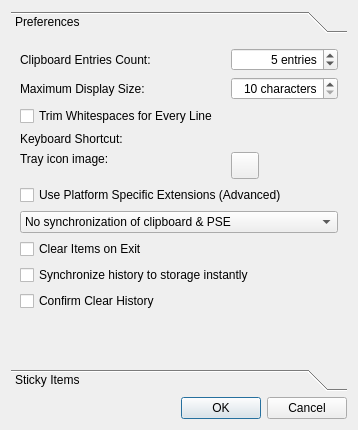
First picture: the form in src/preferencesdialog.ui, repository lxqt/lxqt-clip, before the edit.
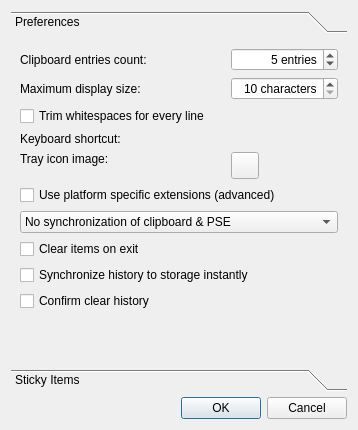
Second picture: the form after the edit. Custom widgets are drawn as their Qt base class.

```diff
--- a/src/preferencesdialog.ui
+++ b/src/preferencesdialog.ui
@@ -45,7 +45,7 @@
        <item row="0" column="0">
         <widget class="QLabel" name="label">
          <property name="text">
-          <string>Clipboard Entries Count:</string>
+          <string>Clipboard entries count:</string>
          </property>
         </widget>
        </item>
@@ -74,7 +74,7 @@
        <item row="1" column="0">
         <widget class="QLabel" name="label_2">
          <property name="text">
-          <string>Maximum Display Size:</string>
+          <string>Maximum display size:</string>
          </property>
         </widget>
        </item>
@@ -103,14 +103,14 @@
           <string>Useful for bigger text blocks copied for example from dummy terminals (minicom, etc.)</string>
          </property>
          <property name="text">
-          <string>Trim Whitespaces for Every Line</string>
+          <string>Trim whitespaces for every line</string>
          </property>
         </widget>
        </item>
        <item row="3" column="0">
         <widget class="QLabel" name="keyboardShortcutLabel">
          <property name="text">
-          <string>Keyboard Shortcut:</string>
+          <string>Keyboard shortcut:</string>
          </property>
         </widget>
        </item>
@@ -153,7 +153,7 @@
           <string>Use clipboard extensions (Selection/FindBuffer) when it's supported</string>
          </property>
          <property name="text">
-          <string>Use Platform Specific Extensions (Advanced)</string>
+          <string>Use platform specific extensions (advanced)</string>
          </property>
         </widget>
        </item>
@@ -179,7 +179,7 @@
        <item row="7" column="0" colspan="2">
         <widget class="QCheckBox" name="clearItemsOnExit">
          <property name="text">
-          <string>Clear Items on Exit</string>
+          <string>Clear items on exit</string>
          </property>
         </widget>
        </item>
@@ -206,7 +206,7 @@
        <item row="9" column="0">
         <widget class="QCheckBox" name="confirmOnClear">
          <property name="text">
-          <string>Confirm Clear History</string>
+          <string>Confirm clear history</string>
          </property>
         </widget>
        </item>
```
